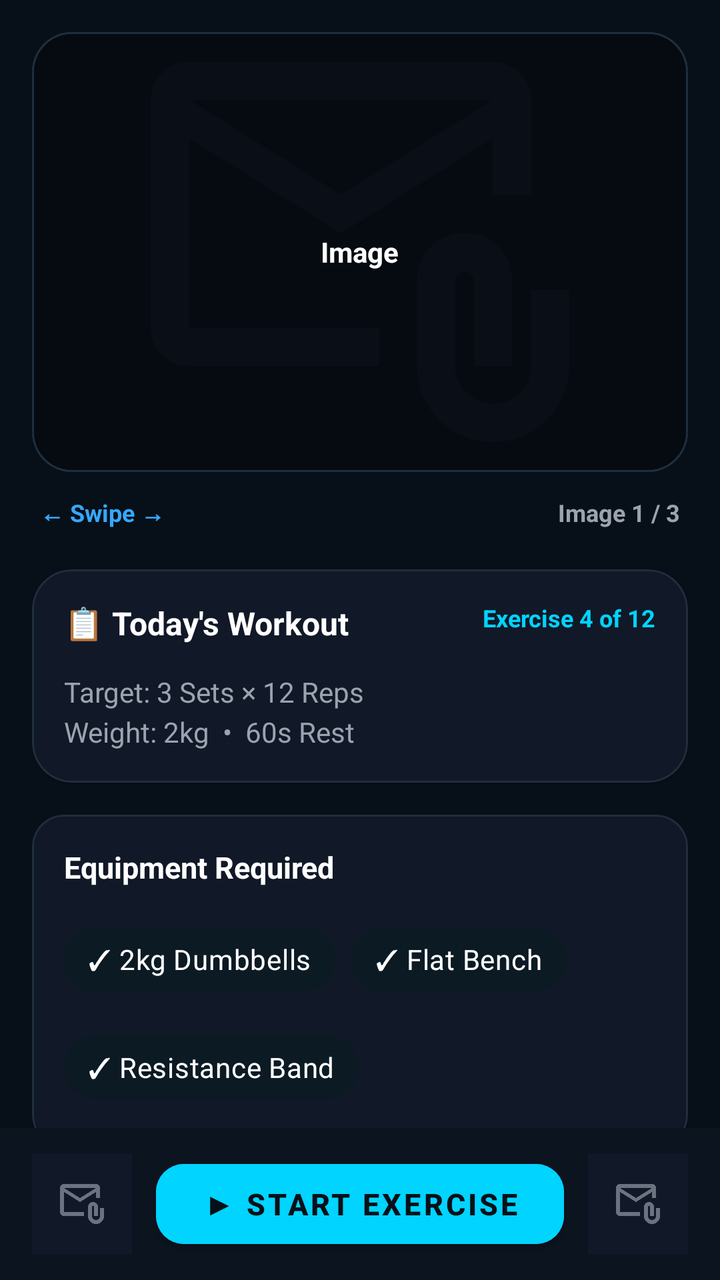
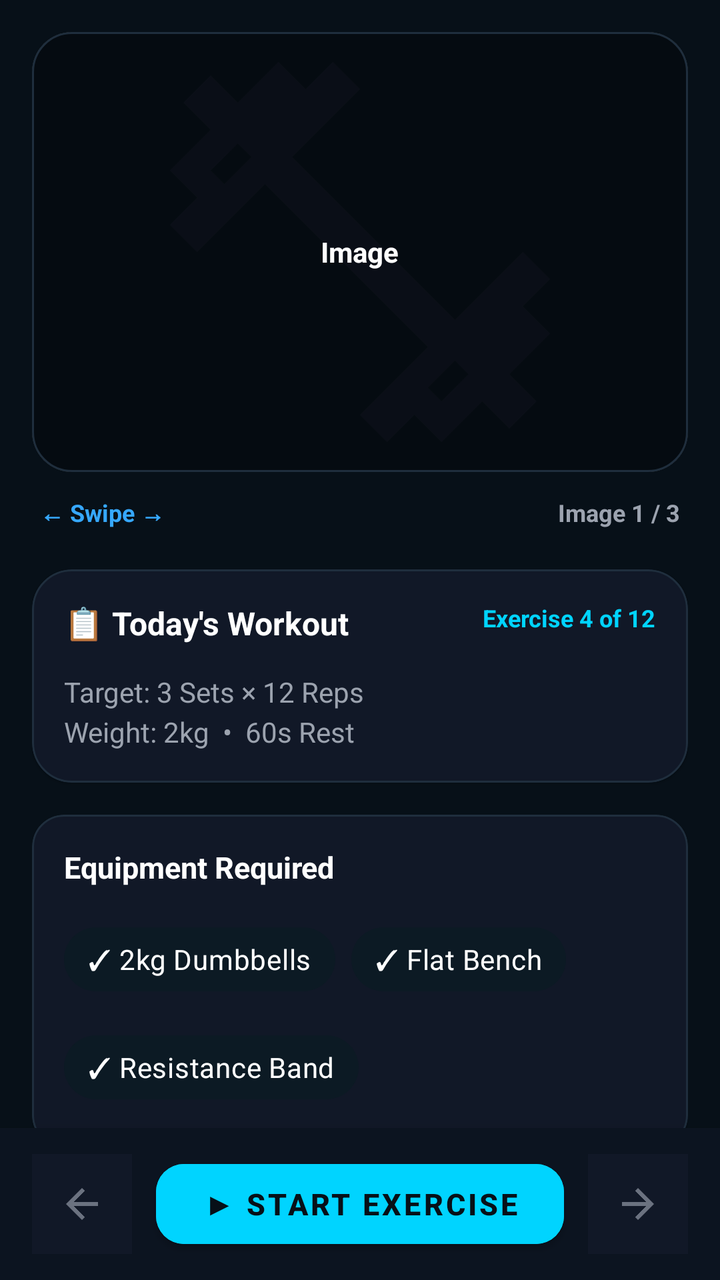

Before-and-after screenshots of an Android layout around one commit, followed by the original layout XML and the change that was made.
<!-- AndroidManifest.xml: application theme Theme.FitSync -->
<!-- res/layout/activity_exercise_detail.xml -->
<?xml version="1.0" encoding="utf-8"?>
<RelativeLayout xmlns:android="http://schemas.android.com/apk/res/android"
    xmlns:app="http://schemas.android.com/apk/res-auto"
    xmlns:tools="http://schemas.android.com/tools"
    android:layout_width="match_parent"
    android:layout_height="match_parent"
    android:background="#071018"
    android:fitsSystemWindows="true">

    <LinearLayout
        android:id="@+id/llExerciseControlBar"
        android:layout_width="match_parent"
        android:layout_height="76dp"
        android:orientation="horizontal"
        android:gravity="center_vertical"
        android:paddingHorizontal="16dp"
        android:background="#0C1420"
        android:layout_alignParentBottom="true"
        android:elevation="12dp">

        <ImageButton
            android:id="@+id/btnPrevExercise"
            android:layout_width="50dp"
            android:layout_height="50dp"
            android:src="@drawable/ic_mail"
            app:tint="#6B7280"
            android:background="#111827"
            android:contentDescription="Previous Exercise Button"/>

        <com.google.android.material.button.MaterialButton
            android:id="@+id/btnStartActiveExercise"
            android:layout_width="0dp"
            android:layout_height="52dp"
            android:layout_weight="1"
            android:layout_marginHorizontal="12dp"
            android:text="▶ Start Exercise"
            android:textColor="#071018"
            android:textStyle="bold"
            android:textSize="15sp"
            android:backgroundTint="#00D4FF"
            app:cornerRadius="14dp"/>

        <ImageButton
            android:id="@+id/btnNextExercise"
            android:layout_width="50dp"
            android:layout_height="50dp"
            android:src="@drawable/ic_mail"
            app:tint="#6B7280"
            android:background="#111827"
            android:contentDescription="Next Exercise Button"/>
    </LinearLayout>

    
    <androidx.core.widget.NestedScrollView
        android:layout_width="match_parent"
        android:layout_height="match_parent"
        android:layout_above="@id/llExerciseControlBar"
        android:fillViewport="true"
        android:scrollbars="none">

        <LinearLayout
            android:layout_width="match_parent"
            android:layout_height="wrap_content"
            android:orientation="vertical"
            android:padding="16dp">


            <com.google.android.material.card.MaterialCardView
                android:layout_width="match_parent"
                android:layout_height="220dp"
                app:cardCornerRadius="20dp"
                app:strokeColor="#1F2E3D"
                app:strokeWidth="1dp"
                android:layout_marginBottom="12dp">
                <RelativeLayout android:layout_width="match_parent" android:layout_height="match_parent">
                    <ImageView
                        android:layout_width="match_parent"
                        android:layout_height="match_parent"
                        android:src="@drawable/ic_mail"
                        android:scaleType="centerCrop"
                        android:background="#09131C"
                        android:padding="50dp"
                        app:tint="#111827"/>
                    <View android:layout_width="match_parent" android:layout_height="match_parent" android:background="#66000000"/>
                    <TextView
                        android:layout_width="wrap_content"
                        android:layout_height="wrap_content"
                        android:text="Image"
                        android:textColor="@color/white"
                        android:textStyle="bold"
                        android:layout_centerInParent="true"
                        android:textSize="14sp"/>
                </RelativeLayout>
            </com.google.android.material.card.MaterialCardView>

            <RelativeLayout android:layout_width="match_parent" android:layout_height="wrap_content" android:layout_marginBottom="20dp" android:paddingHorizontal="4dp">
                <TextView android:layout_width="wrap_content" android:layout_height="wrap_content" android:text="← Swipe →" android:textColor="#36A8FF" android:textSize="12sp" android:textStyle="bold"/>
                <TextView android:layout_width="wrap_content" android:layout_height="wrap_content" android:layout_alignParentEnd="true" android:text="Image 1 / 3" android:textColor="#9CA3AF" android:textSize="12sp" android:textStyle="bold"/>
            </RelativeLayout>

            
            <com.google.android.material.card.MaterialCardView
                android:layout_width="match_parent"
                android:layout_height="wrap_content"
                android:layout_marginBottom="16dp"
                app:cardBackgroundColor="#111827"
                app:cardCornerRadius="20dp"
                app:strokeWidth="1dp"
                app:strokeColor="#1F2E3D">
                <LinearLayout android:layout_width="match_parent" android:layout_height="wrap_content" android:orientation="vertical" android:padding="16dp">
                    <RelativeLayout android:layout_width="match_parent" android:layout_height="wrap_content" android:layout_marginBottom="14dp">
                        <TextView android:id="@+id/tvWorkoutTitle" android:layout_width="wrap_content" android:layout_height="wrap_content" android:text="📋 Today's Workout" android:textColor="@color/white" android:textStyle="bold" android:textSize="16sp"/>
                        <TextView android:layout_width="wrap_content" android:layout_height="wrap_content" android:layout_alignParentEnd="true" android:text="Exercise 4 of 12" android:textColor="#00D4FF" android:textStyle="bold" android:textSize="12sp"/>
                    </RelativeLayout>
                    <TextView android:id="@+id/tvExerciseRoutineSpecs" android:layout_width="wrap_content" android:layout_height="wrap_content" android:text="Target: 3 Sets × 12 Reps\nWeight: 2kg  •  60s Rest" android:textColor="#9CA3AF" android:textSize="14sp" android:lineSpacingMultiplier="1.2"/>
                </LinearLayout>
            </com.google.android.material.card.MaterialCardView>

            
            <com.google.android.material.card.MaterialCardView
                android:layout_width="match_parent"
                android:layout_height="wrap_content"
                android:layout_marginBottom="16dp"
                app:cardBackgroundColor="#111827"
                app:cardCornerRadius="16dp"
                app:strokeColor="#1F2E3D"
                app:strokeWidth="1dp">
                <LinearLayout android:layout_width="match_parent" android:layout_height="wrap_content" android:orientation="vertical" android:padding="16dp">
                    <TextView android:layout_width="wrap_content" android:layout_height="wrap_content" android:text="Equipment Required" android:textColor="@color/white" android:textStyle="bold" android:textSize="15sp" android:layout_marginBottom="12dp"/>
                    <com.google.android.material.chip.ChipGroup android:layout_width="match_parent" android:layout_height="wrap_content" app:chipSpacing="6dp">
                        <com.google.android.material.chip.Chip android:layout_width="wrap_content" android:layout_height="wrap_content" android:text="✓ 2kg Dumbbells" android:textColor="@color/white" app:chipBackgroundColor="#0C1A24" app:strokeColor="#0A3644"/>
                        <com.google.android.material.chip.Chip android:layout_width="wrap_content" android:layout_height="wrap_content" android:text="✓ Flat Bench" android:textColor="@color/white" app:chipBackgroundColor="#0C1A24" app:strokeColor="#0A3644"/>
                        <com.google.android.material.chip.Chip android:layout_width="wrap_content" android:layout_height="wrap_content" android:text="✓ Resistance Band" android:textColor="@color/white" app:chipBackgroundColor="#0C1A24" app:strokeColor="#0A3644"/>
                    </com.google.android.material.chip.ChipGroup>
                </LinearLayout>
            </com.google.android.material.card.MaterialCardView>


            <com.google.android.material.card.MaterialCardView
                android:layout_width="match_parent"
                android:layout_height="wrap_content"
                android:layout_marginBottom="16dp"
                app:cardBackgroundColor="#111827"
                app:cardCornerRadius="20dp"
                app:strokeColor="#1F2E3D"
                app:strokeWidth="1dp">

                <LinearLayout
                    android:layout_width="match_parent"
                    android:layout_height="wrap_content"
                    android:orientation="vertical"
                    android:padding="16dp">

                    <TextView
                        android:layout_width="wrap_content"
                        android:layout_height="wrap_content"
                        android:text="🛡️ AI Coach Tips"
                        android:textColor="#19F5B0"
                        android:textStyle="bold"
                        android:textSize="15sp"
                        android:layout_marginBottom="14dp"/>

                    <LinearLayout
                        android:id="@+id/llTipsContainer"
                        android:layout_width="match_parent"
                        android:layout_height="wrap_content"
                        android:orientation="vertical"/>

                </LinearLayout>
            </com.google.android.material.card.MaterialCardView>

            <com.google.android.material.card.MaterialCardView
                android:layout_width="match_parent"
                android:layout_height="wrap_content"
                android:layout_marginBottom="16dp"
                app:cardBackgroundColor="#111827"
                app:cardCornerRadius="20dp"
                app:strokeColor="#1F2E3D"
                app:strokeWidth="1dp">

                <LinearLayout
                    android:layout_width="match_parent"
                    android:layout_height="wrap_content"
                    android:orientation="vertical"
                    android:padding="18dp">

                    <TextView
                        android:layout_width="wrap_content"
                        android:layout_height="wrap_content"
                        android:text="How To Perform"
                        android:textColor="@color/white"
                        android:textStyle="bold"
                        android:textSize="16sp"
                        android:layout_marginBottom="16dp"/>

                    
                    <LinearLayout
                        android:id="@+id/llHowToPerformContainer"
                        android:layout_width="match_parent"
                        android:layout_height="wrap_content"
                        android:orientation="vertical"/>

                </LinearLayout>
            </com.google.android.material.card.MaterialCardView>


            <com.google.android.material.card.MaterialCardView
                android:layout_width="match_parent"
                android:layout_height="wrap_content"
                android:layout_marginBottom="16dp"
                app:cardBackgroundColor="#1A1810"
                app:cardCornerRadius="14dp"
                app:strokeColor="#A88B13"
                app:strokeWidth="1dp">
                <LinearLayout android:layout_width="match_parent" android:layout_height="wrap_content" android:orientation="vertical" android:padding="14dp">
                    <TextView android:layout_width="wrap_content" android:layout_height="wrap_content" android:text="🔥 Pro Tip" android:textColor="#FFE600" android:textStyle="bold" android:textSize="14sp" android:layout_marginBottom="4dp"/>
                    <TextView android:layout_width="match_parent" android:layout_height="wrap_content" android:text="Don't increase weight until you can complete all targeted reps with absolutely perfect form." android:textColor="#E5E7EB" android:textSize="13sp"/>
                </LinearLayout>
            </com.google.android.material.card.MaterialCardView>



            <com.google.android.material.card.MaterialCardView
                android:layout_width="match_parent"
                android:layout_height="wrap_content"
                android:layout_marginBottom="16dp"
                app:cardBackgroundColor="#111827"
                app:cardCornerRadius="20dp"
                app:strokeColor="#1F2E3D"
                app:strokeWidth="1dp">

                <LinearLayout
                    android:layout_width="match_parent"
                    android:layout_height="wrap_content"
                    android:orientation="vertical"
                    android:padding="18dp">

                    <TextView
                        android:layout_width="wrap_content"
                        android:layout_height="wrap_content"
                        android:text="🛑 Common Mistakes"
                        android:textColor="#FF4B4B"
                        android:textStyle="bold"
                        android:textSize="15sp"
                        android:layout_marginBottom="16dp"/>

                    
                    <LinearLayout
                        android:id="@+id/llCommonMistakesContainer"
                        android:layout_width="match_parent"
                        android:layout_height="wrap_content"
                        android:orientation="vertical"/>

                </LinearLayout>
            </com.google.android.material.card.MaterialCardView>

            <com.google.android.material.card.MaterialCardView
                android:layout_width="match_parent"
                android:layout_height="wrap_content"
                android:layout_marginBottom="16dp"
                app:cardBackgroundColor="#111827"
                app:cardCornerRadius="20dp"
                app:strokeColor="#1F2E3D"
                app:strokeWidth="1dp">
                <LinearLayout android:layout_width="match_parent" android:layout_height="wrap_content" android:orientation="vertical" android:padding="18dp">
                    <TextView android:layout_width="wrap_content" android:layout_height="wrap_content" android:text="Target Muscles" android:textColor="@color/white" android:textStyle="bold" android:textSize="16sp" android:layout_marginBottom="14dp"/>

                    <RelativeLayout android:layout_width="match_parent" android:layout_height="180dp" android:background="#0C1420" android:layout_marginBottom="12dp">
                        <ImageView android:layout_width="match_parent" android:layout_height="match_parent" android:src="@drawable/ic_mail" android:scaleType="center" app:tint="#1F2E3D"/>
                        <TextView android:layout_width="wrap_content" android:layout_height="wrap_content" android:text="Highlighting: Biceps Brachii" android:textColor="#9CA3AF" android:textSize="11sp" android:layout_alignParentBottom="true" android:layout_centerHorizontal="true" android:layout_marginBottom="10dp" android:textStyle="italic"/>
                    </RelativeLayout>

                    <com.google.android.material.chip.ChipGroup android:id="@+id/cgExerciseTargetChips" android:layout_width="match_parent" android:layout_height="wrap_content" app:chipSpacing="6dp">
                        <com.google.android.material.chip.Chip android:layout_width="wrap_content" android:layout_height="wrap_content" android:text="• Biceps (Primary)" android:textColor="#00D4FF" app:chipBackgroundColor="#1A00D4FF" app:strokeWidth="0dp"/>
                        <com.google.android.material.chip.Chip android:layout_width="wrap_content" android:layout_height="wrap_content" android:text="• Forearms (Secondary)" android:textColor="#36A8FF" app:chipBackgroundColor="#1A36A8FF" app:strokeWidth="0dp"/>
                    </com.google.android.material.chip.ChipGroup>
                </LinearLayout>
            </com.google.android.material.card.MaterialCardView>

            
            <com.google.android.material.card.MaterialCardView
                android:layout_width="match_parent"
                android:layout_height="wrap_content"
                android:layout_marginBottom="24dp"
                app:cardBackgroundColor="#0A1420"
                app:cardCornerRadius="16dp"
                app:strokeColor="#16354A"
                app:strokeWidth="1dp">
                <LinearLayout android:layout_width="match_parent" android:layout_height="wrap_content" android:orientation="vertical" android:padding="16dp">
                    <RelativeLayout android:layout_width="match_parent" android:layout_height="wrap_content" android:layout_marginBottom="4dp">
                        <TextView
                            android:layout_width="wrap_content"
                            android:layout_height="wrap_content"
                            android:text="✨ AI Posture Analysis"
                            android:textColor="#00D4FF"
                            android:textStyle="bold"
                            android:textSize="14sp"/>
                        <TextView android:layout_width="wrap_content" android:layout_height="wrap_content" android:layout_alignParentEnd="true" android:text="COMING SOON" android:textColor="#36A8FF" android:textSize="10sp" android:textStyle="bold"/>
                    </RelativeLayout>
                    <TextView android:layout_width="match_parent" android:layout_height="wrap_content" android:text="Upload a short workout clip and receive instant AI-powered feedback on your form." android:textColor="#9CA3AF" android:textSize="12sp" android:layout_marginTop="4dp"/>
                </LinearLayout>
            </com.google.android.material.card.MaterialCardView>

        </LinearLayout>
    </androidx.core.widget.NestedScrollView>
</RelativeLayout>
<!-- resources referenced by this layout -->
<resources>
  <color name="white">#FFFFFF</color>
  <!-- drawable ic_mail (drawable) -->
  <vector xmlns:android="http://schemas.android.com/apk/res/android" android:height="24dp" android:tint="#5A7185" android:viewportHeight="960" android:viewportWidth="960" android:width="24dp">
        
      <path android:fillColor="@android:color/white" android:pathData="M440,440L120,240L120,640Q120,640 120,640Q120,640 120,640L520,640L520,720L120,720Q87,720 63.5,696.5Q40,673 40,640L40,160Q40,127 63.5,103.5Q87,80 120,80L760,80Q793,80 816.5,103.5Q840,127 840,160L840,360L760,360L760,240L440,440ZM440,360L760,160L120,160L440,360ZM760,880Q694,880 647,833Q600,786 600,720L600,540Q600,498 629,469Q658,440 700,440Q742,440 771,469Q800,498 800,540L800,720L720,720L720,540Q720,532 714,526Q708,520 700,520Q692,520 686,526Q680,532 680,540L680,720Q680,753 703.5,776.5Q727,800 760,800Q793,800 816.5,776.5Q840,753 840,720L840,560L920,560L920,720Q920,786 873,833Q826,880 760,880ZM120,240L120,160L120,160L120,240L120,640Q120,640 120,640Q120,640 120,640L120,640L120,540Q120,482 120,441Q120,400 120,400L120,400L120,240Z"/>
      
  </vector>
  <style name="Theme.FitSync" parent="Theme.MaterialComponents.DayNight.NoActionBar">
  
          <item name="colorPrimary">#00E5FF</item> <item name="colorPrimaryVariant">#00B0FF</item>
          <item name="colorOnPrimary">#FFFFFF</item>
  
          <item name="android:windowBackground">#0B0E14</item>
          <item name="android:statusBarColor">#0B0E14</item>
  
          <item name="materialButtonStyle">@style/Widget.FitSync.Button</item>
      </style>
  <style name="Widget.FitSync.Button" parent="Widget.MaterialComponents.Button">
          <item name="backgroundTint">@null</item>
      </style>
</resources>

<!-- the commit's change to res/layout/activity_exercise_detail.xml (unified diff, before → after) -->
@@ -22,7 +22,7 @@
             android:id="@+id/btnPrevExercise"
             android:layout_width="50dp"
             android:layout_height="50dp"
-            android:src="@drawable/ic_mail"
+            android:src="@drawable/arrow_back"
             app:tint="#6B7280"
             android:background="#111827"
             android:contentDescription="Previous Exercise Button"/>
@@ -44,7 +44,7 @@
             android:id="@+id/btnNextExercise"
             android:layout_width="50dp"
             android:layout_height="50dp"
-            android:src="@drawable/ic_mail"
+            android:src="@drawable/ic_arrow_forward"
             app:tint="#6B7280"
             android:background="#111827"
             android:contentDescription="Next Exercise Button"/>
@@ -76,7 +76,7 @@
                     <ImageView
                         android:layout_width="match_parent"
                         android:layout_height="match_parent"
-                        android:src="@drawable/ic_mail"
+                        android:src="@drawable/ic_fitness_center"
                         android:scaleType="centerCrop"
                         android:background="#09131C"
                         android:padding="50dp"
@@ -266,7 +266,7 @@
                     <TextView android:layout_width="wrap_content" android:layout_height="wrap_content" android:text="Target Muscles" android:textColor="@color/white" android:textStyle="bold" android:textSize="16sp" android:layout_marginBottom="14dp"/>
 
                     <RelativeLayout android:layout_width="match_parent" android:layout_height="180dp" android:background="#0C1420" android:layout_marginBottom="12dp">
-                        <ImageView android:layout_width="match_parent" android:layout_height="match_parent" android:src="@drawable/ic_mail" android:scaleType="center" app:tint="#1F2E3D"/>
+                        <ImageView android:layout_width="match_parent" android:layout_height="match_parent" android:src="@drawable/ic_fitness_center" android:scaleType="center" app:tint="#1F2E3D"/>
                         <TextView android:layout_width="wrap_content" android:layout_height="wrap_content" android:text="Highlighting: Biceps Brachii" android:textColor="#9CA3AF" android:textSize="11sp" android:layout_alignParentBottom="true" android:layout_centerHorizontal="true" android:layout_marginBottom="10dp" android:textStyle="italic"/>
                     </RelativeLayout>
 
<!-- resource entries referenced after the edit -->
@@ -1,11 +1,33 @@
 <!-- resources referenced by this layout -->
 <resources>
   <color name="white">#FFFFFF</color>
-  <!-- drawable ic_mail (drawable) -->
-  <vector xmlns:android="http://schemas.android.com/apk/res/android" android:height="24dp" android:tint="#5A7185" android:viewportHeight="960" android:viewportWidth="960" android:width="24dp">
+  <!-- drawable arrow_back (drawable) -->
+  <vector xmlns:android="http://schemas.android.com/apk/res/android" android:autoMirrored="true" android:height="24dp" android:tint="#FFFFFF" android:viewportHeight="24" android:viewportWidth="24" android:width="24dp">
         
-      <path android:fillColor="@android:color/white" android:pathData="M440,440L120,240L120,640Q120,640 120,640Q120,640 120,640L520,640L520,720L120,720Q87,720 63.5,696.5Q40,673 40,640L40,160Q40,127 63.5,103.5Q87,80 120,80L760,80Q793,80 816.5,103.5Q840,127 840,160L840,360L760,360L760,240L440,440ZM440,360L760,160L120,160L440,360ZM760,880Q694,880 647,833Q600,786 600,720L600,540Q600,498 629,469Q658,440 700,440Q742,440 771,469Q800,498 800,540L800,720L720,720L720,540Q720,532 714,526Q708,520 700,520Q692,520 686,526Q680,532 680,540L680,720Q680,753 703.5,776.5Q727,800 760,800Q793,800 816.5,776.5Q840,753 840,720L840,560L920,560L920,720Q920,786 873,833Q826,880 760,880ZM120,240L120,160L120,160L120,240L120,640Q120,640 120,640Q120,640 120,640L120,640L120,540Q120,482 120,441Q120,400 120,400L120,400L120,240Z"/>
+      <path android:fillColor="@android:color/white" android:pathData="M20,11H7.83l5.59,-5.59L12,4l-8,8 8,8 1.41,-1.41L7.83,13H20v-2z"/>
       
+  </vector>
+  <!-- drawable ic_arrow_forward (drawable) -->
+  <vector xmlns:android="http://schemas.android.com/apk/res/android"
+      android:width="24dp"
+      android:height="24dp"
+      android:viewportWidth="24"
+      android:viewportHeight="24"
+      android:tint="?attr/colorControlNormal">
+      <path
+          android:fillColor="@android:color/white"
+          android:pathData="M12,4l-1.41,1.41L16.17,11H4v2h12.17l-5.58,5.59L12,20l8,-8z"/>
+  </vector>
+  <!-- drawable ic_fitness_center (drawable) -->
+  <vector xmlns:android="http://schemas.android.com/apk/res/android"
+      android:width="24dp"
+      android:height="24dp"
+      android:viewportWidth="24"
+      android:viewportHeight="24"
+      android:tint="?attr/colorControlNormal">
+      <path
+          android:fillColor="@android:color/white"
+          android:pathData="M20.57,14.86L22,13.43L20.57,12L17,15.57L8.43,7L12,3.43L10.57,2L9.14,3.43L7.71,2L5.57,4.14L4.14,2.71L2.71,4.14L4.14,5.57L2,7.71L3.43,9.14L2,10.57L3.43,12L7,8.43L15.57,17L12,20.57L13.43,22L14.86,20.57L16.29,22L18.43,19.86L19.86,21.29L21.29,19.86L19.86,18.43L22,16.29L20.57,14.86ZM6.29,7L4.86,8.43L4.14,7.71L5.57,6.29L6.29,7ZM17,17.71L17.71,18.43L16.29,19.86L15.57,19.14L17,17.71Z"/>
   </vector>
   <style name="Theme.FitSync" parent="Theme.MaterialComponents.DayNight.NoActionBar">
   
